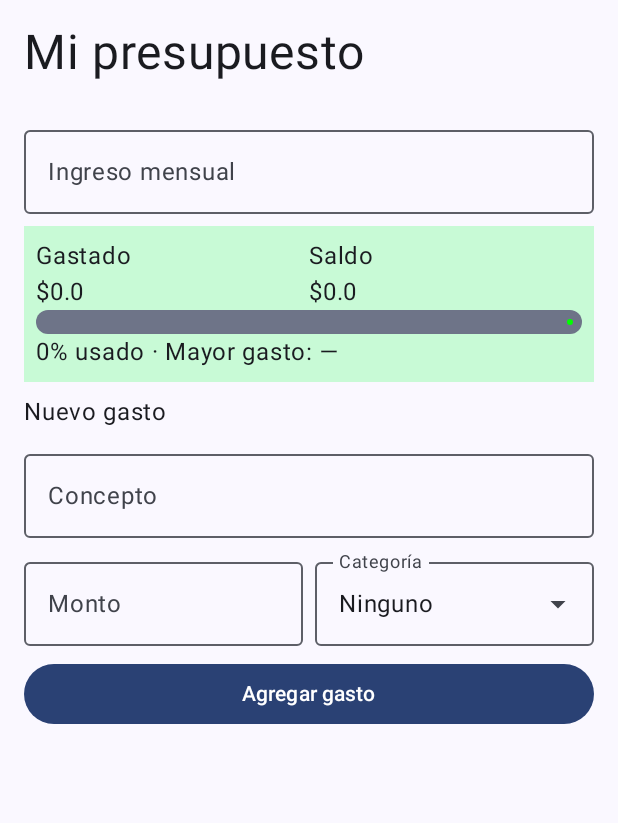
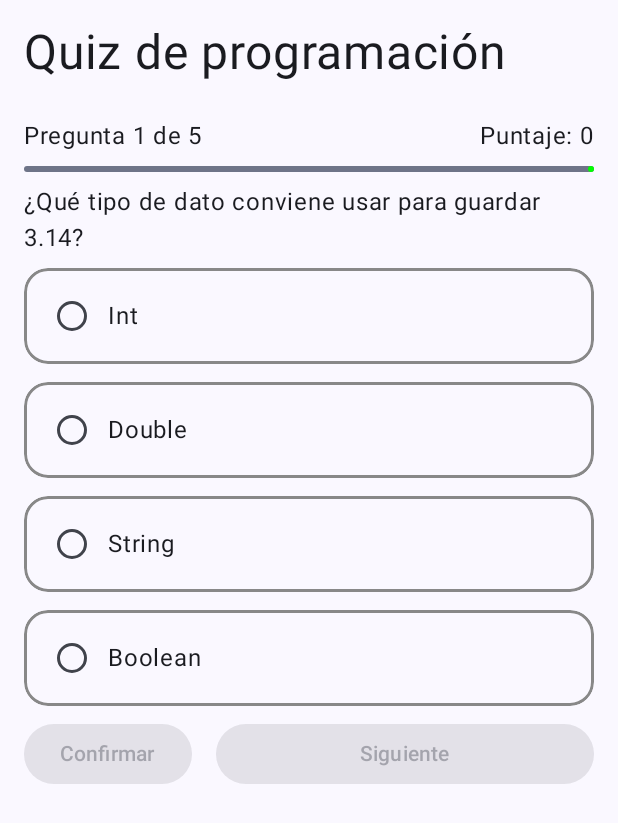
Before and after one commit to dev-marieclaire/Estado, an Android app built with Jetpack Compose: the screen it shows after launch (MainActivity), on a phone screen of 412 x 824 dp. Shown: the top 823 px of the screen. Run offline under Robolectric (Android 15) with nearby library versions, the phone set to English and light mode, and no system bars.

Commit message:
Finalizando la funcionalidad (corregir bugs)

```diff
--- a/app/src/main/java/com/example/estado_claire/screens/InicioScreen.kt
+++ b/app/src/main/java/com/example/estado_claire/screens/InicioScreen.kt
@@ -1,224 +1,288 @@
 package com.example.estado_claire
 
+import androidx.compose.foundation.BorderStroke
 import androidx.compose.foundation.background
-import androidx.compose.foundation.layout.*
+import androidx.compose.foundation.border
+import androidx.compose.foundation.layout.Arrangement
+import androidx.compose.foundation.layout.Box
+import androidx.compose.foundation.layout.Column
+import androidx.compose.foundation.layout.Row
+import androidx.compose.foundation.layout.fillMaxSize
+import androidx.compose.foundation.layout.fillMaxWidth
+import androidx.compose.foundation.layout.padding
 import androidx.compose.foundation.lazy.LazyColumn
 import androidx.compose.foundation.lazy.items
-import androidx.compose.foundation.text.input.rememberTextFieldState
+import androidx.compose.foundation.shape.RoundedCornerShape
+import androidx.compose.foundation.verticalScroll
 import androidx.compose.material.icons.Icons
-import androidx.compose.material.icons.outlined.Cancel
-import androidx.compose.material3.*
-import androidx.compose.runtime.*
+import androidx.compose.material.icons.outlined.Check
+import androidx.compose.material.icons.outlined.Close
+import androidx.compose.material3.Button
+import androidx.compose.material3.Icon
+import androidx.compose.material3.Label
+import androidx.compose.material3.LinearProgressIndicator
+import androidx.compose.material3.MaterialTheme
+import androidx.compose.material3.RadioButton
+import androidx.compose.material3.Surface
+import androidx.compose.material3.Text
+import androidx.compose.runtime.Composable
+import androidx.compose.runtime.getValue
+import androidx.compose.runtime.mutableStateListOf
+import androidx.compose.runtime.mutableStateOf
+import androidx.compose.runtime.remember
 import androidx.compose.runtime.saveable.rememberSaveable
+import androidx.compose.runtime.setValue
+import androidx.compose.ui.Alignment
 import androidx.compose.ui.Modifier
+import androidx.compose.ui.draw.clip
 import androidx.compose.ui.graphics.Color
 import androidx.compose.ui.tooling.preview.Preview
 import androidx.compose.ui.unit.dp
 import com.example.estado_claire.components.Header
 
-enum class CategoriaGasto(val nom: String)
+enum class GuessState()
 {
-    None("Ninguno"),
-    Comida("Comida"),
-    Transporte("Transporte"),
-    Renta("Renta"),
-    Ocio("Ocio"),
-    Otros("Otro")
+    None,
+    True,
+    False
 }
 
-data class Gasto(
-    var concepto: String,
-    var monto: Float,
-    var categoria: CategoriaGasto
+@Composable
+fun Card(
+    selected: Boolean,
+    onSelectedChange: (Boolean) -> Unit,
+    label: @Composable () -> Unit,
+    state: GuessState
 )
-
-@OptIn(ExperimentalMaterial3Api::class)
-@Composable
-fun InicioScreen(modifier: Modifier = Modifier)
 {
-    val amountState   = rememberTextFieldState()
-    val newWasteName  = rememberTextFieldState()
-    val newWasteMonto = rememberTextFieldState()
-
-    val wasteList = remember { mutableStateListOf<Gasto>() }
-    val category  = rememberSaveable { mutableStateOf<CategoriaGasto>(CategoriaGasto.None) }
-    var selectedCategory by rememberSaveable { mutableStateOf(CategoriaGasto.None) }
-
-    val wasteTotal: Double = wasteList.sumOf { it.monto.toDouble() }
-    val amount: Double = amountState.text.toString().toDoubleOrNull() ?: 0.0
-
-    val fraction: Float =
-        if (amount > 0.0) (wasteTotal / amount).toFloat() else 0f
-
-    val barColor = when {
-        fraction >= 1f   -> Color.Red
-        fraction >= 0.8f -> Color.Yellow
-        else             -> Color.Green
+    var cardColor = when {
+        state == GuessState.True -> Color(0x3300FF33)
+        state == GuessState.False -> Color(0x33FF0000)
+        else -> Color.Unspecified
     }
 
-    val boxColor = when {
-        fraction >= 1f   -> Color(0x33FF2200)
-        fraction >= 0.8f -> Color(0x33CC7711)
-        else             -> Color(0x3300FF33)
+    var borderColor = when {
+        state == GuessState.True -> Color(0x8800CC55)
+        state == GuessState.False -> Color(0x88FF0033)
+        else -> Color.Gray
+    }
+    Row(
+        Modifier
+            .fillMaxWidth()
+            .clip(RoundedCornerShape(16.dp))
+            .background(cardColor)
+            .border(1.5.dp, borderColor, RoundedCornerShape(16.dp))
+            .padding(8.dp),
+        verticalAlignment = Alignment.CenterVertically
+    )
+    {
+        RadioButton(
+            selected,
+            onClick = { onSelectedChange(true) },
+            enabled = state == GuessState.None
+        )
+
+        label()
+
+        if (state != GuessState.None)
+        {
+            Icon(
+                imageVector =
+                    if (state == GuessState.True) Icons.Outlined.Check
+                    else Icons.Outlined.Close,
+                null
+            )
+        }
+    }
+}
+
+class Question(
+    val question: String,
+    val responses: List<String>,
+    val answer: Int
+)
+{
+    init
+    {
+        require(responses.size >= 4)
+        { "Se requieren al menos cuatro reactivos." }
     }
 
-    val mayorGasto = wasteList.maxByOrNull { it.monto }
+    fun check(submission: Int): Boolean
+    {
+        if (submission == answer) return true
+        return false
+    }
+}
+
+@Composable
+fun QuizScreen(
+    modifier: Modifier = Modifier,
+    onCompleted: (Int) -> Unit
+)
+{
+    var quizQuestionList = listOf<Question>(
+        Question(
+            "¿Qué tipo de dato conviene usar para guardar 3.14?",
+            listOf("Int", "Double", "String", "Boolean"),
+            1
+        ),
+        Question(
+            "¿Qué imprime listOf(1, 2, 3, 4).sumOf { it * 2 }?",
+            listOf("10", "20", "[2, 4, 6, 8]", "Error de compilación"),
+            1
+        ),
+        Question(
+            "¿Cuál es la forma correcta de convertir un String a número sin que truene si el texto no es válido?",
+            listOf("\"abc\".toInt()", "\"abc\".toIntOrNull() ?: 0", "Integer.parseInt(\"abc\")", "\"abc\".asInt()"),
+            1
+        ),
+        Question(
+            "¿Qué devuelve este código?\n\nval gastos = listOf(\"Comida\" to 120.0, \"Transporte\" to 80.0, \"Comida\" to 50.0)\ngastos.groupBy { it.first }.mapValues { (_, v) -> v.sumOf { it.second } }[\"Comida\"]",
+            listOf("120.0", "170.0", "250.0", "null"),
+            1
+        ),
+        Question(
+            "En un when sobre una sealed class sin rama else, ¿qué pasa si mañana se añade un nuevo subtipo?",
+            listOf(
+                "Compila y devuelve null para el nuevo caso",
+                "Lanza una excepción en tiempo de ejecución",
+                "No compila hasta que se cubra el nuevo caso",
+                "Se ignora silenciosamente"
+            ),
+            2
+        )
+    )
+
+    var counter by remember { mutableStateOf(0) }
+    var guessed by remember { mutableStateOf(0) }
+    var selectedAnswer by remember(counter) { mutableStateOf<Int?>(null) }
+    var canShowResults by remember(counter) { mutableStateOf(false) }
+
+    val currentQuestion = quizQuestionList[counter]
+    val progress = (counter + if (canShowResults) 1 else 0).toFloat() / quizQuestionList.size
 
     Column(
         modifier.padding(16.dp),
         verticalArrangement = Arrangement.spacedBy(8.dp))
     {
-        Header(Modifier.fillMaxWidth(), "Mi presupuesto")
+        Header(Modifier.fillMaxWidth(), "Quiz de programación")
 
-        OutlinedTextField(
+        Row(Modifier.fillMaxWidth(), horizontalArrangement = Arrangement.SpaceBetween)
+        {
+            Text("Pregunta ${counter + 1} de 5")
+            Text("Puntaje: ${guessed}")
+        }
+
+        LinearProgressIndicator(
+            progress = { progress },
             modifier = Modifier.fillMaxWidth(),
-            state = amountState,
-            label = { Text("Ingreso mensual") },
-            placeholder = { Text("$") }
+            color = Color.Green
         )
 
-        Box(
-            Modifier
-                .fillMaxWidth()
-                .background(boxColor)
-                .padding(8.dp)
-        )
+        val index: Int = counter
+        val currentQuestion = quizQuestionList.get(index)
+        val currentListOfResponses = currentQuestion.responses
+
+        var isCorrect by remember { mutableStateOf(false) }
+
+        Text(currentQuestion.question)
+
+        LazyColumn(verticalArrangement = Arrangement.spacedBy(12.dp))
         {
-            Column(Modifier.fillMaxWidth())
-            {
-                Row(Modifier.fillMaxWidth(), horizontalArrangement = Arrangement.SpaceBetween)
-                {
-                    Column(Modifier.weight(1f))
-                    {
-                        Text("Gastado")
-                        Text("\$${wasteTotal}")
-                    }
+            items(currentListOfResponses)
+            { item ->
+                val isCorrectIndex = currentListOfResponses.indexOf(item) == currentQuestion.answer
+                val isChosenIndex = currentListOfResponses.indexOf(item) == selectedAnswer
 
-                    Column(Modifier.weight(1f))
-                    {
-                        Text("Saldo")
-                        Text("\$${amount - wasteTotal}")
-                    }
+                isCorrect = selectedAnswer == currentQuestion.answer
+
+                val state = when {
+                    !canShowResults -> GuessState.None
+                    isCorrectIndex == true -> GuessState.True
+                    isChosenIndex == true && !isCorrectIndex -> GuessState.False
+                    else -> GuessState.None
                 }
 
-                var progress by rememberSaveable { mutableStateOf(0.4f) }
-
-                LinearProgressIndicator(
-                    progress = { fraction.coerceIn(0f, 1f) },
-                    modifier = Modifier.fillMaxWidth().height(16.dp),
-                    color = barColor,
-                )
-                Text(
-                    "${(fraction * 100).toInt()}% usado · Mayor gasto: "
-                    + (mayorGasto?.let { "$${it.monto}" } ?: "—")
+                Card(
+                    currentListOfResponses.indexOf(item) == selectedAnswer,
+                    onSelectedChange = {
+                        if (canShowResults == false)
+                            selectedAnswer = currentListOfResponses.indexOf(item)
+                    },
+                    label = { Text(item, modifier = Modifier.weight(1f)) },
+                    state = state
                 )
             }
         }
 
-        if (fraction >= 0.8f)
+        if (canShowResults)
         {
-            Text(
-                "Cuidado: pasaste del 80%",
-                modifier = Modifier
-                    .fillMaxWidth()
-                    .background(Color(0x44FF9911))
-                    .padding(8.dp)
-            )
-        }
-
-        Text("Nuevo gasto")
-
-        OutlinedTextField(
-            newWasteName,
-            modifier.fillMaxWidth(),
-            label = { Text("Concepto") },
-            placeholder = { Text("Nombre de concepto.") }
-        )
-
-        Row(modifier.fillMaxWidth(), horizontalArrangement = Arrangement.spacedBy(8.dp))
-        {
-            OutlinedTextField(
-                newWasteMonto,
-                modifier = Modifier.weight(1f),
-                label = { Text("Monto") },
-                placeholder = { Text("$") }
-            )
-
-            var expansion by rememberSaveable { mutableStateOf(false) }
-            ExposedDropdownMenuBox(
-                expanded = expansion,
-                onExpandedChange = { expansion = it },        // usa el param, no !expansion
-                modifier = Modifier.weight(1f),
-            )
+            if (isCorrect)
             {
-                OutlinedTextField(
-                    value = selectedCategory.nom,
-                    onValueChange = {},
-                    readOnly = true,
-                    label = { Text("Categoría") },
-                    placeholder = { Text("Seleccione") },
-                    trailingIcon = {
-                        ExposedDropdownMenuDefaults.TrailingIcon(expanded = expansion)
-                    },
+                Text(
+                    "Correcto.",
                     modifier = Modifier
-                        .menuAnchor(ExposedDropdownMenuAnchorType.PrimaryNotEditable)
-                        .fillMaxWidth(),
+                        .fillMaxWidth()
+                        .background(Color(0x3300FF33))
+                        .padding(8.dp)
                 )
-                ExposedDropdownMenu(
-                    expanded = expansion,
-                    onDismissRequest = { expansion = false },
-                ) {
-                    CategoriaGasto.entries.forEach { opcion ->
-                        DropdownMenuItem(
-                            text = { Text(opcion.name) },
-                            onClick = {
-                                selectedCategory = opcion
-                                expansion = false
-                            },
+            }
+            else
+            {
+                Text(
+                    "Incorrecto. La respuesta correcta es ${
+                        currentListOfResponses.get(
+                            currentQuestion.answer
                         )
-                    }
-                }
+                    }",
+                    modifier = Modifier
+                        .fillMaxWidth()
+                        .background(Color(0x33FF3322))
+                        .padding(8.dp)
+                )
             }
         }
 
-        Button(
+        Row(Modifier.fillMaxWidth(), horizontalArrangement = Arrangement.spacedBy(16.dp))
         {
-            if (
-                newWasteName.text.toString().isNotBlank() &&
-                newWasteMonto.text.toString().isNotBlank() &&
-                selectedCategory != CategoriaGasto.None
-            )
-            {
-                wasteList.add(
-                    Gasto(
-                        newWasteName.text.toString(),
-                        newWasteMonto.text.toString().toFloatOrNull() ?: 0f,
-                        selectedCategory
-                    )
-                )
-            }
-        },
-            modifier = Modifier.fillMaxWidth()
-        ) { Text("Agregar gasto") }
+            Button(
+                {
+                    canShowResults = true
 
-        LazyColumn()
-        {
-            items(wasteList)
-            { item ->
-                Row(modifier.fillMaxWidth())
+                    if (isCorrect) guessed += 1
+                },
+                enabled = !canShowResults && selectedAnswer != null
+            ) { Text("Confirmar") }
+
+            Button({
+                if (selectedAnswer != null)
                 {
-                    Column(Modifier.weight(1f))
-                    {
-                        Text(item.concepto)
-                        Text(item.categoria.nom)
+                    if (counter < quizQuestionList.lastIndex) {
+                        counter += 1
+                    } else {
+                        onCompleted(guessed)
                     }
-                    Text("-\$${item.monto.toString()}")
+                }
+            },
+                modifier = Modifier.weight(1f),
+                enabled = canShowResults != false
+            ) { Text(if (counter < quizQuestionList.lastIndex) "Siguiente" else "Terminar") }
+        }
+    }
+}
 
-                    IconButton({ wasteList.remove(item) })
-                    { Icon(imageVector = Icons.Outlined.Cancel, null) }
-                }
-            }
-        }
+@Composable
+fun InicioScreen(modifier: Modifier = Modifier)
+{
+    var result by rememberSaveable() { mutableStateOf<Int?>(null) }
+
+    if (result == null)
+    { QuizScreen(modifier) { result = it } }
+    else
+    {
+        Column(modifier)
+        { Text("Muy bien, nom d'utilisatrice") }
     }
 }
 
```
